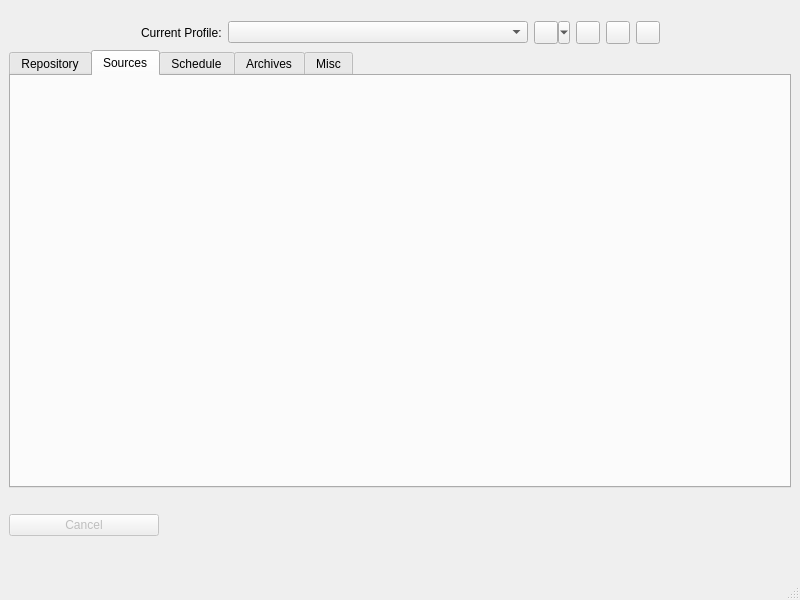
Old version of the form src/vorta/assets/UI/mainwindow.ui in the repository borgbase/vorta.
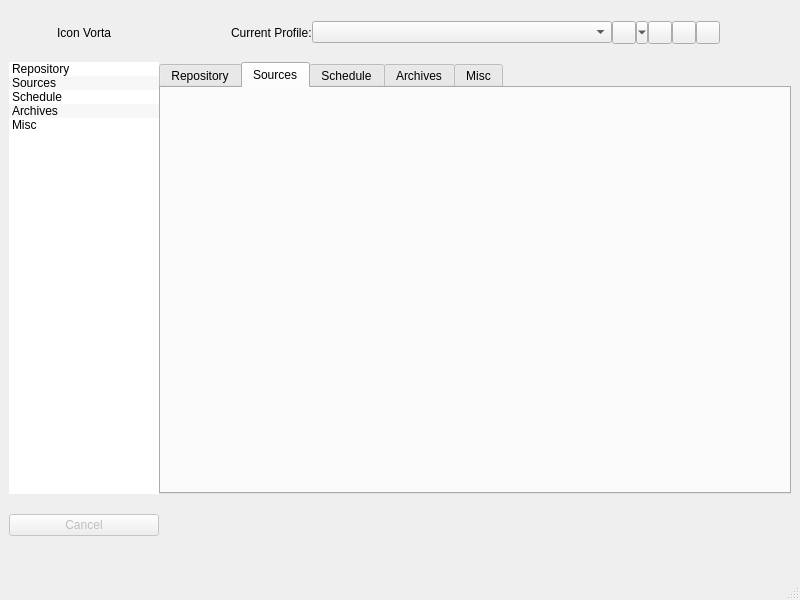
New version of the form. The open tabs and pages were chosen to show the change.

Patch:
```diff
--- a/src/vorta/assets/UI/mainwindow.ui
+++ b/src/vorta/assets/UI/mainwindow.ui
@@ -23,14 +23,147 @@
    <double>1.000000000000000</double>
   </property>
   <widget class="QWidget" name="centralwidget">
-   <layout class="QVBoxLayout" name="verticalLayout">
-    <item>
+   <layout class="QGridLayout" name="gridLayout_2" columnstretch="1,0,0">
+    <property name="horizontalSpacing">
+     <number>0</number>
+    </property>
+    <item row="3" column="0" colspan="3">
+     <layout class="QGridLayout" name="gridLayout">
+      <item row="1" column="0" alignment="Qt::AlignTop">
+       <widget class="QPushButton" name="cancelButton">
+        <property name="enabled">
+         <bool>false</bool>
+        </property>
+        <property name="minimumSize">
+         <size>
+          <width>150</width>
+          <height>0</height>
+         </size>
+        </property>
+        <property name="autoFillBackground">
+         <bool>false</bool>
+        </property>
+        <property name="text">
+         <string>Cancel</string>
+        </property>
+        <property name="flat">
+         <bool>false</bool>
+        </property>
+       </widget>
+      </item>
+      <item row="0" column="1">
+       <widget class="QLabel" name="progressText">
+        <property name="sizePolicy">
+         <sizepolicy hsizetype="Expanding" vsizetype="Preferred">
+          <horstretch>0</horstretch>
+          <verstretch>0</verstretch>
+         </sizepolicy>
+        </property>
+       </widget>
+      </item>
+      <item row="1" column="1" alignment="Qt::AlignTop">
+       <widget class="QLabel" name="logText">
+        <property name="sizePolicy">
+         <sizepolicy hsizetype="Preferred" vsizetype="Fixed">
+          <horstretch>0</horstretch>
+          <verstretch>0</verstretch>
+         </sizepolicy>
+        </property>
+        <property name="minimumSize">
+         <size>
+          <width>0</width>
+          <height>55</height>
+         </size>
+        </property>
+        <property name="text">
+         <string/>
+        </property>
+        <property name="alignment">
+         <set>Qt::AlignLeading|Qt::AlignLeft|Qt::AlignTop</set>
+        </property>
+        <property name="wordWrap">
+         <bool>true</bool>
+        </property>
+       </widget>
+      </item>
+     </layout>
+    </item>
+    <item row="1" column="0">
+     <widget class="QLabel" name="iconVorta">
+      <property name="text">
+       <string>Icon Vorta</string>
+      </property>
+      <property name="alignment">
+       <set>Qt::AlignCenter</set>
+      </property>
+     </widget>
+    </item>
+    <item row="2" column="0">
+     <widget class="QListWidget" name="listWidget">
+      <property name="sizePolicy">
+       <sizepolicy hsizetype="Fixed" vsizetype="Expanding">
+        <horstretch>0</horstretch>
+        <verstretch>0</verstretch>
+       </sizepolicy>
+      </property>
+      <property name="maximumSize">
+       <size>
+        <width>150</width>
+        <height>16777215</height>
+       </size>
+      </property>
+      <property name="baseSize">
+       <size>
+        <width>0</width>
+        <height>0</height>
+       </size>
+      </property>
+      <property name="frameShape">
+       <enum>QFrame::NoFrame</enum>
+      </property>
+      <property name="alternatingRowColors">
+       <bool>true</bool>
+      </property>
+      <property name="iconSize">
+       <size>
+        <width>25</width>
+        <height>25</height>
+       </size>
+      </property>
+      <item>
+       <property name="text">
+        <string>Repository</string>
+       </property>
+      </item>
+      <item>
+       <property name="text">
+        <string>Sources</string>
+       </property>
+      </item>
+      <item>
+       <property name="text">
+        <string>Schedule</string>
+       </property>
+      </item>
+      <item>
+       <property name="text">
+        <string>Archives</string>
+       </property>
+      </item>
+      <item>
+       <property name="text">
+        <string>Misc</string>
+       </property>
+      </item>
+     </widget>
+    </item>
+    <item row="1" column="1">
      <layout class="QHBoxLayout" name="horizontalLayout">
       <property name="topMargin">
        <number>12</number>
       </property>
       <property name="bottomMargin">
-       <number>0</number>
+       <number>12</number>
       </property>
       <item>
        <spacer name="horizontalSpacer">
@@ -126,7 +259,7 @@
       </item>
      </layout>
     </item>
-    <item>
+    <item row="2" column="1">
      <widget class="QTabWidget" name="tabWidget">
       <property name="currentIndex">
        <number>2</number>
@@ -170,67 +303,6 @@
       </widget>
      </widget>
     </item>
-    <item>
-     <layout class="QGridLayout" name="gridLayout">
-      <item row="1" column="0" alignment="Qt::AlignTop">
-       <widget class="QPushButton" name="cancelButton">
-        <property name="enabled">
-         <bool>false</bool>
-        </property>
-        <property name="minimumSize">
-         <size>
-          <width>150</width>
-          <height>0</height>
-         </size>
-        </property>
-        <property name="autoFillBackground">
-         <bool>false</bool>
-        </property>
-        <property name="text">
-         <string>Cancel</string>
-        </property>
-        <property name="flat">
-         <bool>false</bool>
-        </property>
-       </widget>
-      </item>
-      <item row="0" column="1">
-       <widget class="QLabel" name="progressText">
-        <property name="sizePolicy">
-         <sizepolicy hsizetype="Expanding" vsizetype="Preferred">
-          <horstretch>0</horstretch>
-          <verstretch>0</verstretch>
-         </sizepolicy>
-        </property>
-       </widget>
-      </item>
-      <item row="1" column="1" alignment="Qt::AlignTop">
-       <widget class="QLabel" name="logText">
-        <property name="sizePolicy">
-         <sizepolicy hsizetype="Preferred" vsizetype="Fixed">
-          <horstretch>0</horstretch>
-          <verstretch>0</verstretch>
-         </sizepolicy>
-        </property>
-        <property name="minimumSize">
-         <size>
-          <width>0</width>
-          <height>55</height>
-         </size>
-        </property>
-        <property name="text">
-         <string/>
-        </property>
-        <property name="alignment">
-         <set>Qt::AlignLeading|Qt::AlignLeft|Qt::AlignTop</set>
-        </property>
-        <property name="wordWrap">
-         <bool>true</bool>
-        </property>
-       </widget>
-      </item>
-     </layout>
-    </item>
    </layout>
   </widget>
   <widget class="QStatusBar" name="statusbar"/>
```
Left out of the diff: 2 changed lines with no effect on the pictures.
